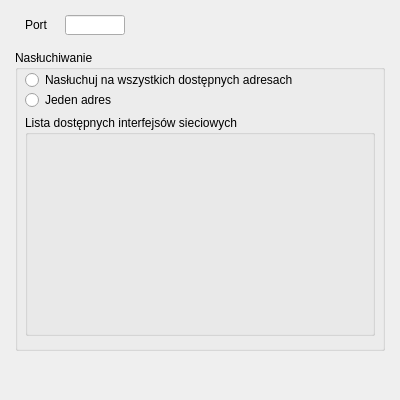
First picture: the form in Clinic_Serwer/w_serverconfigurationdialog.ui, repository jszmigiel2304/Clinic, before the edit.
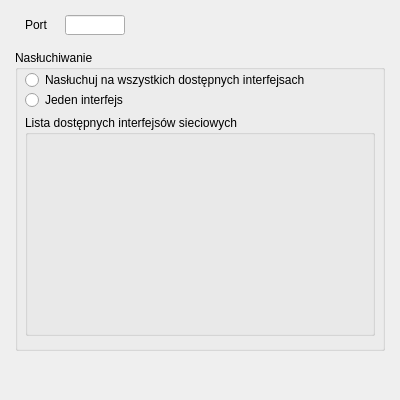
Second picture: the form after the edit.

Patch:
```diff
--- a/Clinic_Serwer/w_serverconfigurationdialog.ui
+++ b/Clinic_Serwer/w_serverconfigurationdialog.ui
@@ -89,7 +89,7 @@
      </rect>
     </property>
     <property name="text">
-     <string>Nasłuchuj na wszystkich dostępnych adresach</string>
+     <string>Nasłuchuj na wszystkich dostępnych interfejsach</string>
     </property>
    </widget>
    <widget class="QRadioButton" name="interfaceRadioButton">
@@ -102,7 +102,7 @@
      </rect>
     </property>
     <property name="text">
-     <string>Jeden adres</string>
+     <string>Jeden interfejs</string>
     </property>
    </widget>
    <widget class="QGroupBox" name="interfaceListGroupBox">
```
